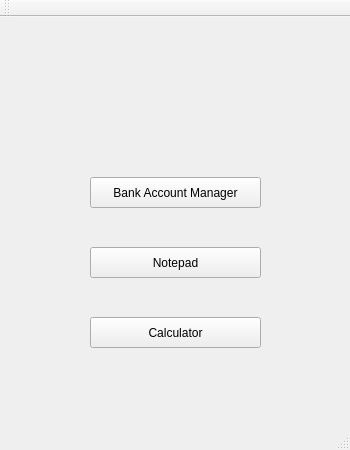
Above: Exam/principal.ui from fvillalobos14/ExamenProgra3 before the change. Below: the same form after it.
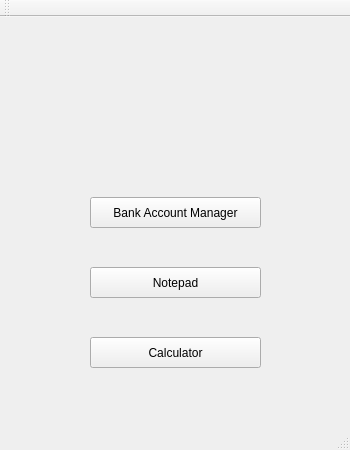
That is the form after the change. Icons and pictures are not drawn.

```diff
--- a/Exam/principal.ui
+++ b/Exam/principal.ui
@@ -18,7 +18,7 @@
     <property name="geometry">
      <rect>
       <x>90</x>
-      <y>160</y>
+      <y>180</y>
       <width>171</width>
       <height>31</height>
      </rect>
@@ -31,7 +31,7 @@
     <property name="geometry">
      <rect>
       <x>90</x>
-      <y>230</y>
+      <y>250</y>
       <width>171</width>
       <height>31</height>
      </rect>
@@ -44,7 +44,7 @@
     <property name="geometry">
      <rect>
       <x>90</x>
-      <y>300</y>
+      <y>320</y>
       <width>171</width>
       <height>31</height>
      </rect>
@@ -53,6 +53,22 @@
      <string>Calculator</string>
     </property>
    </widget>
+   <widget class="QLabel" name="label">
+    <property name="geometry">
+     <rect>
+      <x>70</x>
+      <y>20</y>
+      <width>211</width>
+      <height>141</height>
+     </rect>
+    </property>
+    <property name="text">
+     <string/>
+    </property>
+    <property name="pixmap">
+     <pixmap resource="assets.qrc">:/others/logo.png</pixmap>
+    </property>
+   </widget>
   </widget>
   <widget class="QMenuBar" name="menuBar">
    <property name="geometry">
```
Left out of the diff: 4 changed lines with no effect on the pictures.
